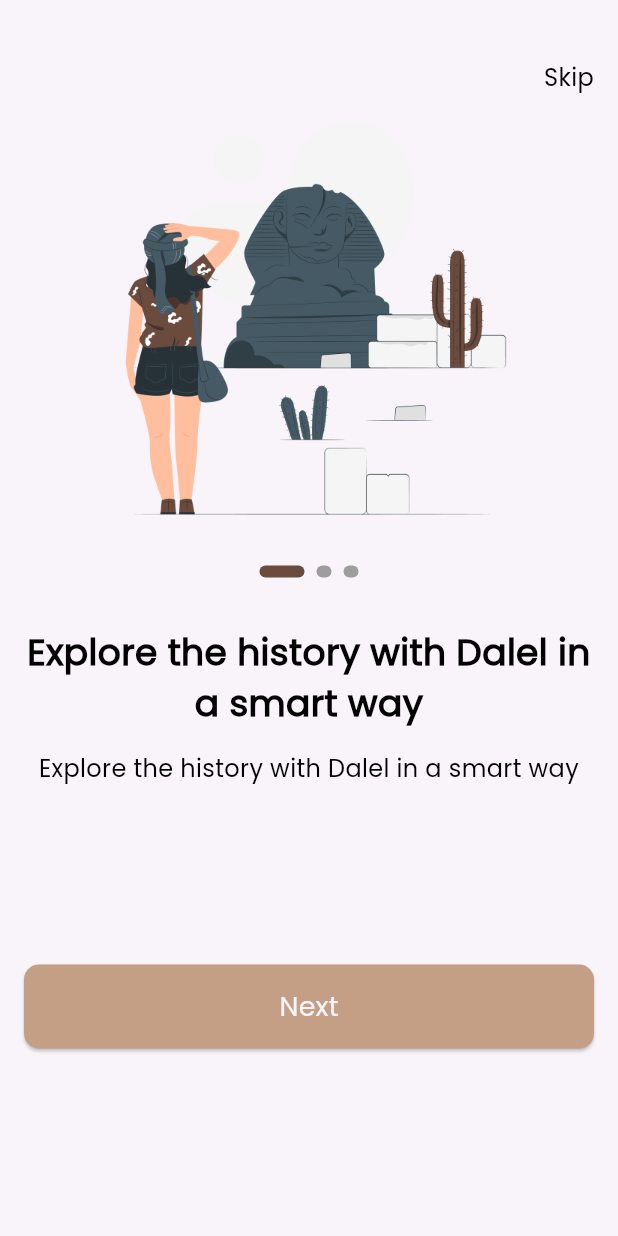
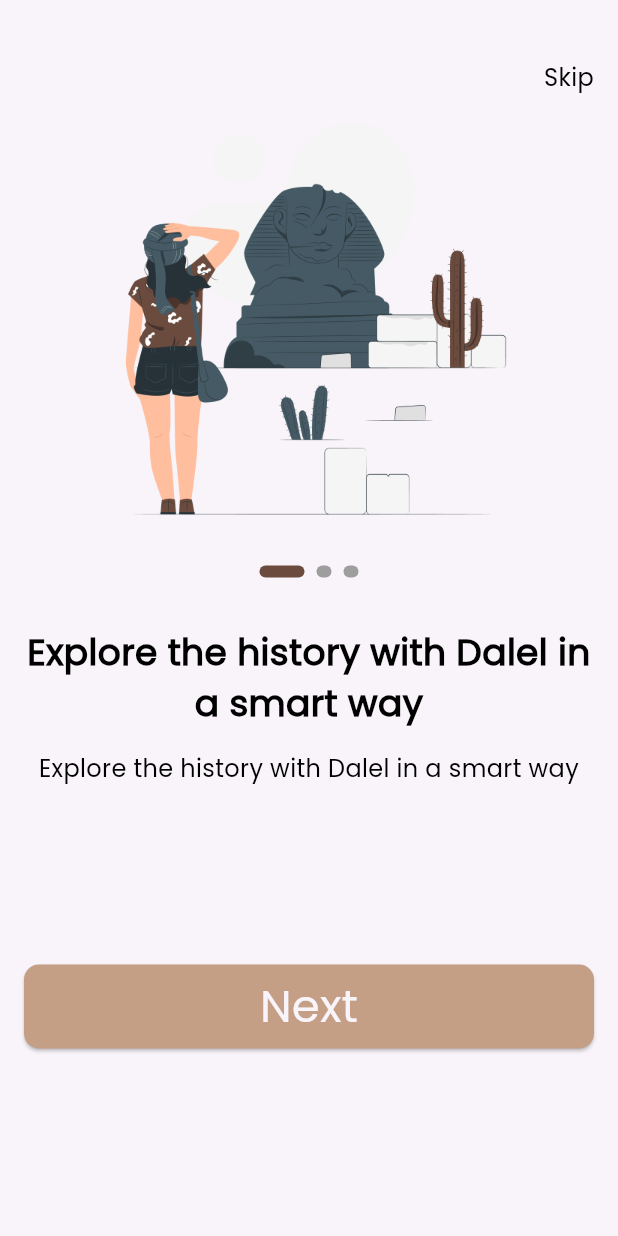
Before and after one commit to Ahmed-Abouzaid/dalel, a Flutter app: the screen it shows after launch, on a phone screen of 412 x 824 dp. Run offline on Flutter 3.47's test engine with Material 3 defaults, Android fonts, the phone set to English and light mode, and no system bars; drawn by our look-alikes of smooth_page_indicator; our stand-ins replace go_router.

Commit message:
btn size

```diff
--- a/lib/core/widgets/custom_btn.dart
+++ b/lib/core/widgets/custom_btn.dart
@@ -20,7 +20,7 @@ class CustomBtn extends StatelessWidget {
                 borderRadius: BorderRadius.circular(10))),
         child: Text(text,
             style: CustomTextStyles.poppins500style24
-                .copyWith(fontSize: 18, color: AppColors.offWhite)),
+                .copyWith(fontSize: 30, color: AppColors.offWhite)),
       ),
     );
   }
```
Also changed, not shown: 1 other file.
